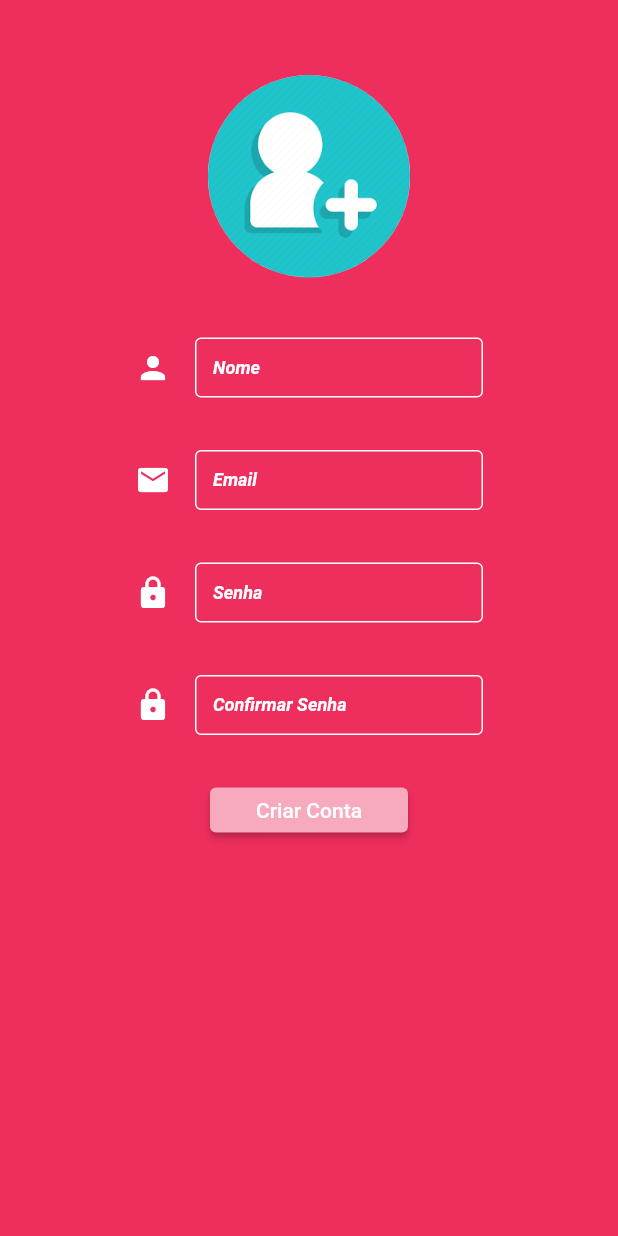
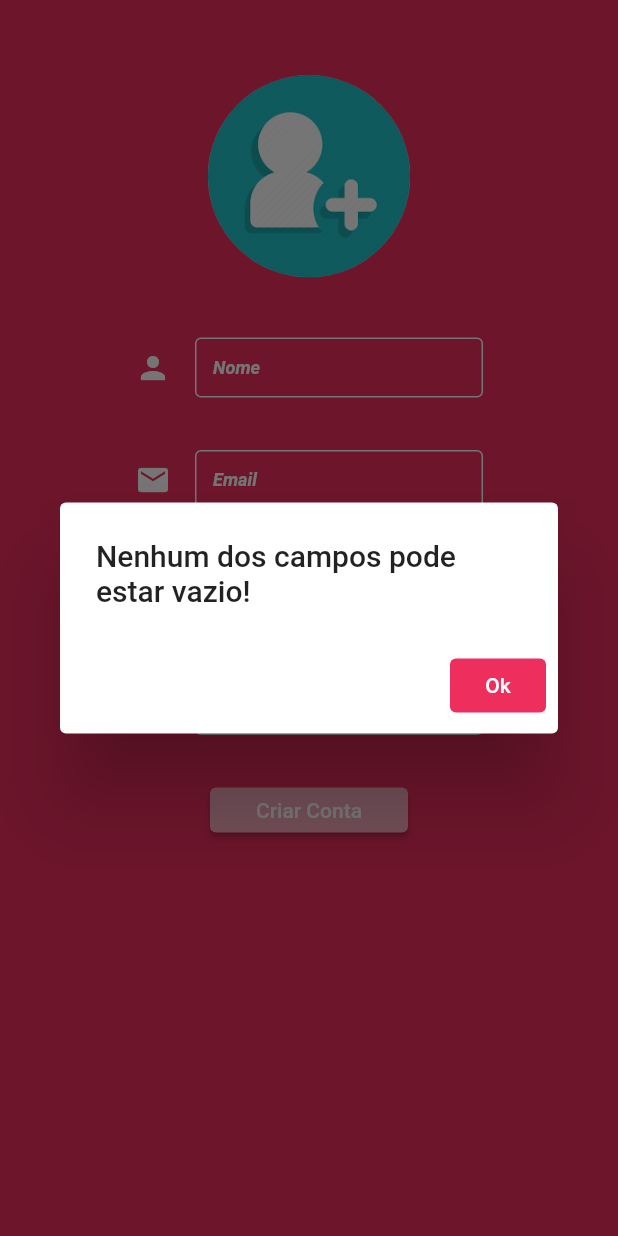
Before and after one commit to LeoAlthoff/warr_finances_app, a Flutter app: the SignUpPage screen opened directly, after a tap on "Criar Conta", on a phone screen of 412 x 824 dp. Run offline on Flutter 3.47's test engine with Material 2 defaults, Android fonts, the phone set to English and light mode, and no system bars; our stand-ins replace date_time_picker, flutter_colorpicker, lottie, pie_chart, sqflite; accounts and stored records are empty.

Commit message:
[FEAT] Implementing user database and login

```diff
--- a/lib/presenter/login/widgets/input_widget_login_page.dart
+++ b/lib/presenter/login/widgets/input_widget_login_page.dart
@@ -28,7 +28,7 @@ class InputWidget extends StatelessWidget {
       ),
       child: TextField(
         obscureText: isPassword,
-        controller: TextEditingController(),
+        controller: controller,
         keyboardType: TextInputType.text,
         cursorColor: Colors.white,
         decoration: InputDecoration(
--- a/lib/presenter/login/widgets/sign_up_page.dart
+++ b/lib/presenter/login/widgets/sign_up_page.dart
@@ -3,11 +3,18 @@ import 'package:flutter_teste_app/shared/utils/database_helper.dart';
 
 import 'input_widget_login_page.dart';
 
-class SignUpPage extends StatelessWidget {
+class SignUpPage extends StatefulWidget {
   SignUpPage({Key? key}) : super(key: key);
+
+  @override
+  State<SignUpPage> createState() => _SignUpPageState();
+}
+
+class _SignUpPageState extends State<SignUpPage> {
+  final nameController = TextEditingController();
   final emailController = TextEditingController();
   final passwordController = TextEditingController();
-  final nomeController = TextEditingController();
+  final passwordController1 = TextEditingController();
 
   @override
   Widget build(BuildContext context) {
@@ -33,7 +40,7 @@ class SignUpPage extends StatelessWidget {
                   height: 30,
                 ),
                 InputWidget(
-                  controller: nomeController,
+                  controller: nameController,
                   icon: Icons.person,
                   isPassword: false,
                   labelTextInput: 'Nome',
@@ -60,7 +67,7 @@ class SignUpPage extends StatelessWidget {
                   height: 15,
                 ),
                 InputWidget(
-                  controller: passwordController,
+                  controller: passwordController1,
                   icon: Icons.lock,
                   isPassword: true,
                   labelTextInput: 'Confirmar Senha',
@@ -80,11 +87,93 @@ class SignUpPage extends StatelessWidget {
                   ),
                   child: ElevatedButton(
                     onPressed: () {
-                      DatabaseHelper.instance.insertUser(
-                        emailController.text,
-                        nomeController.text,
-                        passwordController.text,
-                      );
+                      if (passwordController.text != passwordController1.text) {
+                        showDialog(
+                          context: context,
+                          builder: (context) {
+                            return AlertDialog(
+                              title:
+                                  const Text('As senhas precisam ser iguais!'),
+                              actions: [
+                                TextButton(
+                                  style: ButtonStyle(
+                                    backgroundColor: MaterialStateProperty.all(
+                                        const Color.fromRGBO(238, 46, 93, 1)),
+                                  ),
+                                  onPressed: () {
+                                    Navigator.of(context).pop();
+                                  },
+                                  child: const Text(
+                                    'Ok',
+                                    style: TextStyle(color: Colors.white),
+                                  ),
+                                )
+                              ],
+                            );
+                          },
+                        );
+                      } else if (emailController.text.isEmpty ||
+                          nameController.text.isEmpty ||
+                          passwordController.text.isEmpty ||
+                          passwordController1.text.isEmpty) {
+                        showDialog(
+                          context: context,
+                          builder: (context) {
+                            return AlertDialog(
+                              title: const Text(
+                                  'Nenhum dos campos pode estar vazio!'),
+                              actions: [
+                                TextButton(
+                                  style: ButtonStyle(
+                                    backgroundColor: MaterialStateProperty.all(
+                                        const Color.fromRGBO(238, 46, 93, 1)),
+                                  ),
+                                  onPressed: () {
+                                    Navigator.of(context).pop();
+                                  },
+                                  child: const Text(
+                                    'Ok',
+                                    style: TextStyle(color: Colors.white),
+                                  ),
+                                )
+                              ],
+                            );
+                          },
+                        );
+                      } else {
+                        DatabaseHelper.instance.insertUser(
+                          emailController.text,
+                          nameController.text,
+                          passwordController.text,
+                        );
+                        showDialog(
+                          context: context,
+                          builder: (context) {
+                            return AlertDialog(
+                              title:
+                                  const Text('Dados cadastrados com sucesso!'),
+                              actions: [
+                                TextButton(
+                                  style: ButtonStyle(
+                                    backgroundColor: MaterialStateProperty.all(
+                                        const Color.fromRGBO(238, 46, 93, 1)),
+                                  ),
+                                  onPressed: () {
+                                    Navigator.of(context).pop();
+                                  },
+                                  child: const Text(
+                                    'Ok',
+                                    style: TextStyle(color: Colors.white),
+                                  ),
+                                )
+                              ],
+                            );
+                          },
+                        );
+                        emailController.clear();
+                        nameController.clear();
+                        passwordController.clear();
+                      }
                     },
                     style: ButtonStyle(
                       backgroundColor: MaterialStateProperty.all<Color>(
--- a/lib/presenter/register/widgets/body_register.dart
+++ b/lib/presenter/register/widgets/body_register.dart
@@ -128,10 +128,6 @@ class _BodyRegisterState extends State<BodyRegister> {
 
   @override
   Widget build(BuildContext context) {
-    // if (widget.id != null) {
-    //   isEditing = true;
-    //   edit();
-    // }
     return Column(
       mainAxisAlignment: MainAxisAlignment.spaceEvenly,
       children: [
```
Also changed, not shown: lib/presenter/login/widgets/login_page_body.dart (+39 -3 lines), lib/shared/utils/database_helper.dart (+11 -9 lines).
